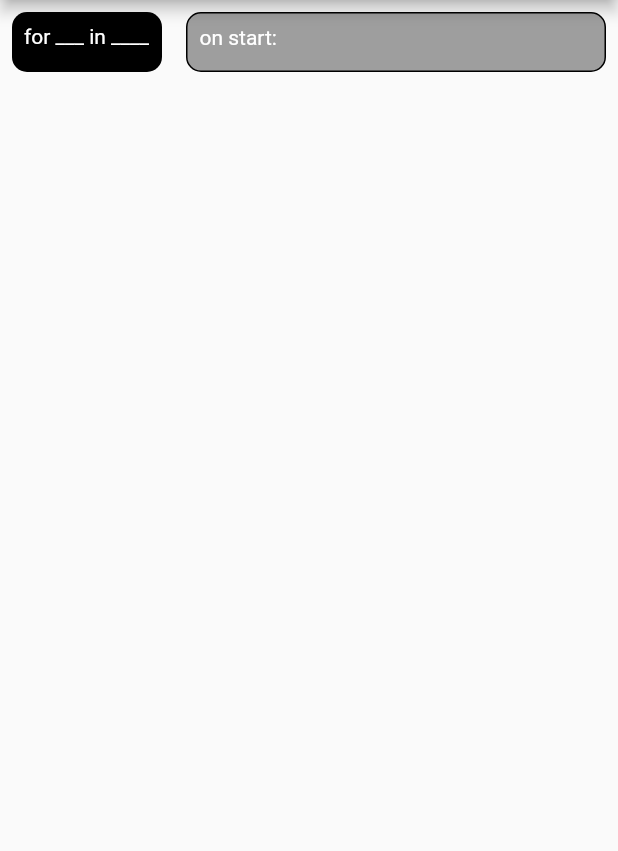
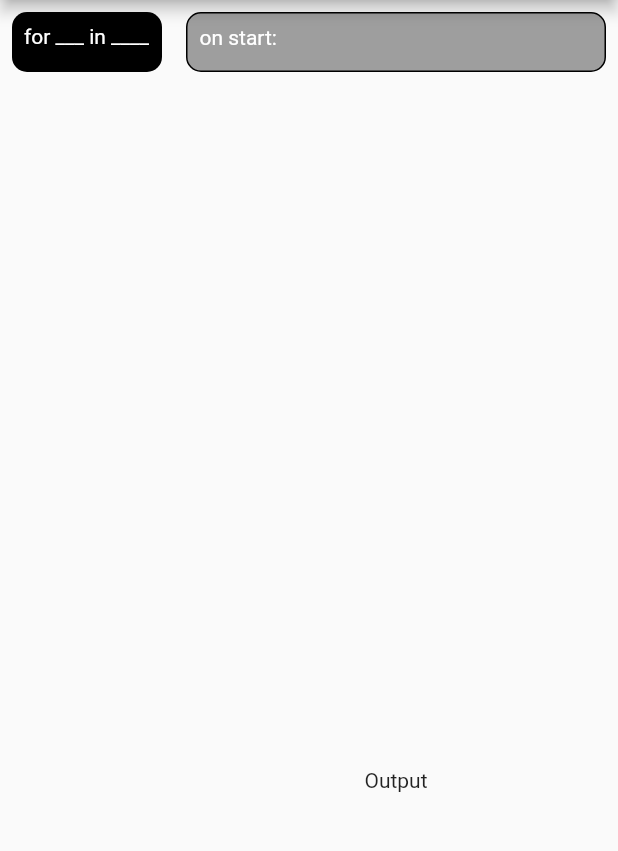
Before and after one commit to danielzsh/blocks, a Flutter app: the screen it shows after launch, on a phone screen of 412 x 824 dp, the part 84-935 px from its top. Run offline on Flutter 3.47's test engine with Material 2 defaults, Android fonts, the phone set to English and light mode, and no system bars.

Commit message:
Added output pane

```diff
--- a/lib/block_widgets/drag_area.dart
+++ b/lib/block_widgets/drag_area.dart
@@ -33,7 +33,9 @@ class _DragAreaState extends State<DragArea> {
       onAccept: (statement) {
         setState(() {
           if (widget.options == null ||
-              widget.options!.contains(statement.type)) content = statement;
+              widget.options!.contains(statement.runtimeType)) {
+            content = statement;
+          }
         });
       },
     );
--- a/lib/block_widgets/for_block.dart
+++ b/lib/block_widgets/for_block.dart
@@ -1,6 +1,7 @@
 import 'package:flutter/material.dart';
 import 'statement_base.dart';
 import 'drag_area.dart';
+import 'main_block.dart';
 
 class TextBox extends StatelessWidget {
   const TextBox({Key? key}) : super(key: key);
@@ -51,8 +52,6 @@ class For extends StatefulWidget {
 
 class ForState extends State<For> implements IStatement {
   @override
-  String type = "for";
-  @override
   Widget build(BuildContext context) {
     return Container(
         margin: const EdgeInsets.symmetric(horizontal: 8),
@@ -66,7 +65,7 @@ class ForState extends State<For> implements IStatement {
               mainAxisAlignment: MainAxisAlignment.start,
               children: const <Widget>[
                 Text('for', style: TextStyle(color: Colors.white)),
-                Expanded(child: DragArea(options: {"variable"})),
+                Expanded(child: DragArea(options: {ForState})),
                 Text('in', style: TextStyle(color: Colors.white)),
                 Expanded(child: DragArea()),
               ],
--- a/lib/block_widgets/main_block.dart
+++ b/lib/block_widgets/main_block.dart
@@ -1,19 +1,15 @@
-import 'dart:io';
-
 import 'package:flutter/material.dart';
 import 'statement_base.dart';
 
 class Main extends StatefulWidget {
   const Main({Key? key}) : super(key: key);
   @override
-  State<Main> createState() => _MainState();
+  State<Main> createState() => MainState();
 }
 
-class _MainState extends State<Main> implements IStatement {
+class MainState extends State<Main> implements IStatement {
   @override
   var body = <IStatement>[];
-  @override
-  String type = "main";
   @override
   void run() {}
   @override
@@ -23,8 +19,7 @@ class _MainState extends State<Main> implements IStatement {
         return e.build(context);
       },
     );
-    return Expanded(
-        child: ListView(children: [
+    return ListView(children: [
       DragTarget<IStatement>(
         builder: ((context, candidateData, rejectedData) {
           return Container(
@@ -51,6 +46,6 @@ class _MainState extends State<Main> implements IStatement {
         },
       ),
       ...children,
-    ]));
+    ]);
   }
 }
--- a/lib/block_widgets/statement_base.dart
+++ b/lib/block_widgets/statement_base.dart
@@ -2,7 +2,6 @@ import 'package:flutter/material.dart';
 
 abstract class IStatement {
   late List<IStatement> body;
-  late String type;
   void run() {}
   Widget build(BuildContext context) {
     return Container();
--- a/lib/main.dart
+++ b/lib/main.dart
@@ -43,7 +43,11 @@ class HomePage extends StatelessWidget {
               data: ForState(),
               feedback: const ForDrag(),
               child: const ForDrag()),
-          const Main(),
+          Expanded(
+              child: Column(children: const [
+            Flexible(flex: 2, child: Main()),
+            Flexible(flex: 1, child: Text('Output'))
+          ])),
         ]));
   }
 }
```
Also changed, not shown: lib/block_widgets/var_block.dart (added).
